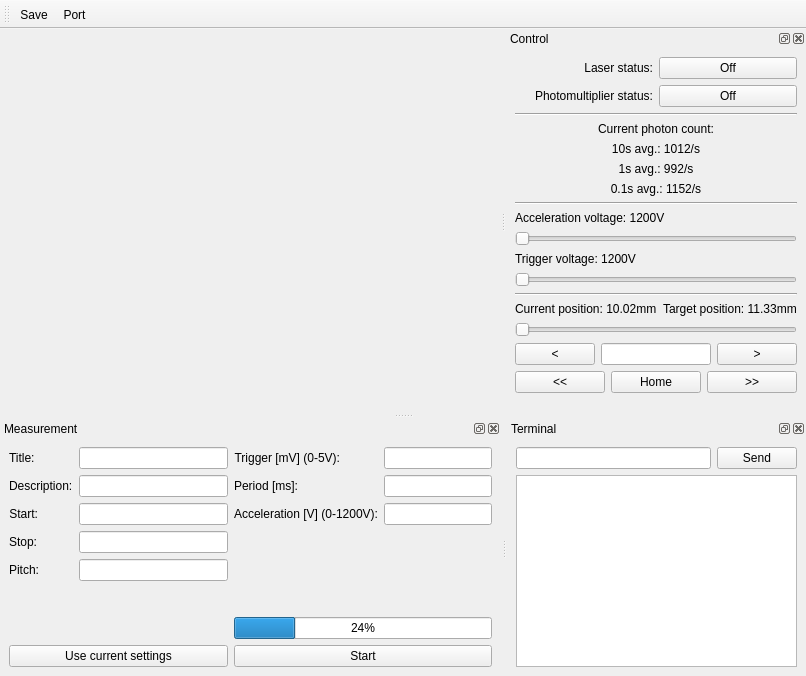
Old version of the form mainwindow.ui in the repository JJendryka/Photomultiplier.
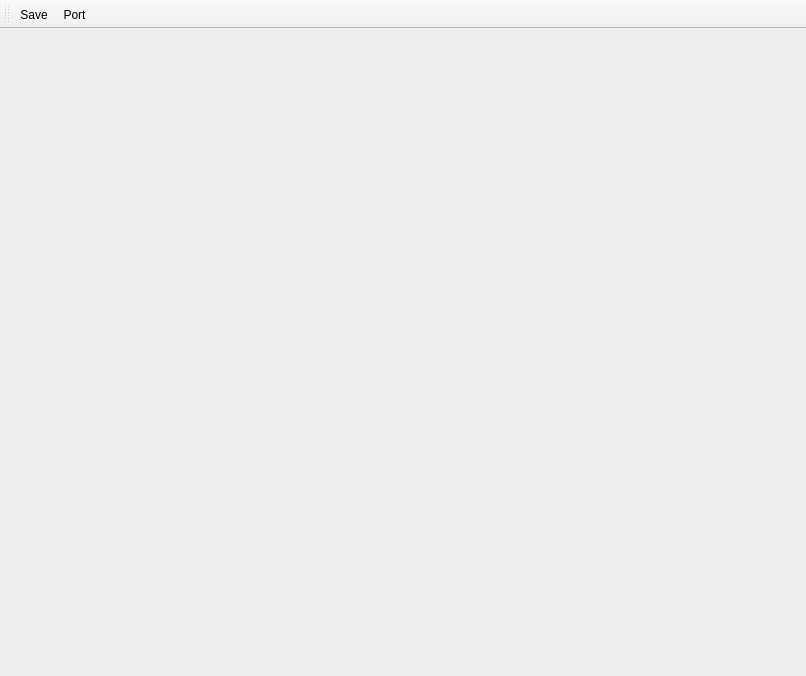
New version of the form. Custom widgets are drawn as their Qt base class.

What changed in the file:
```diff
--- a/mainwindow.ui
+++ b/mainwindow.ui
@@ -14,470 +14,6 @@
    <string>MainWindow</string>
   </property>
   <widget class="QWidget" name="centralwidget"/>
-  <widget class="QDockWidget" name="controlDock">
-   <property name="floating">
-    <bool>false</bool>
-   </property>
-   <property name="features">
-    <set>QDockWidget::AllDockWidgetFeatures</set>
-   </property>
-   <property name="allowedAreas">
-    <set>Qt::LeftDockWidgetArea|Qt::RightDockWidgetArea</set>
-   </property>
-   <property name="windowTitle">
-    <string>Control</string>
-   </property>
-   <attribute name="dockWidgetArea">
-    <number>2</number>
-   </attribute>
-   <widget class="QWidget" name="controlDockContents">
-    <layout class="QVBoxLayout" name="verticalLayout">
-     <item>
-      <layout class="QVBoxLayout" name="controlLayout">
-       <item>
-        <layout class="QHBoxLayout" name="laserControlLayout">
-         <item>
-          <widget class="QLabel" name="laserStatusLabel">
-           <property name="text">
-            <string>Laser status:</string>
-           </property>
-           <property name="alignment">
-            <set>Qt::AlignRight|Qt::AlignTrailing|Qt::AlignVCenter</set>
-           </property>
-           <property name="buddy">
-            <cstring>laserStatusButton</cstring>
-           </property>
-          </widget>
-         </item>
-         <item>
-          <widget class="QPushButton" name="laserStatusButton">
-           <property name="text">
-            <string>Off</string>
-           </property>
-          </widget>
-         </item>
-        </layout>
-       </item>
-       <item>
-        <layout class="QHBoxLayout" name="photomultiplierControlLayout">
-         <item>
-          <widget class="QLabel" name="photomultiplierStatusLabel">
-           <property name="text">
-            <string>Photomultiplier status:</string>
-           </property>
-           <property name="alignment">
-            <set>Qt::AlignRight|Qt::AlignTrailing|Qt::AlignVCenter</set>
-           </property>
-           <property name="buddy">
-            <cstring>photomultiplierStatusButton</cstring>
-           </property>
-          </widget>
-         </item>
-         <item>
-          <widget class="QPushButton" name="photomultiplierStatusButton">
-           <property name="text">
-            <string>Off</string>
-           </property>
-          </widget>
-         </item>
-        </layout>
-       </item>
-       <item>
-        <widget class="Line" name="line_5">
-         <property name="orientation">
-          <enum>Qt::Horizontal</enum>
-         </property>
-        </widget>
-       </item>
-       <item>
-        <layout class="QVBoxLayout" name="photonReadoutLayout">
-         <item>
-          <widget class="QLabel" name="photonReadoutTitleLabel">
-           <property name="text">
-            <string>Current photon count:</string>
-           </property>
-           <property name="alignment">
-            <set>Qt::AlignCenter</set>
-           </property>
-           <property name="wordWrap">
-            <bool>false</bool>
-           </property>
-          </widget>
-         </item>
-         <item>
-          <widget class="QLabel" name="photonReadout10Label">
-           <property name="text">
-            <string>10s avg.: 1012/s</string>
-           </property>
-           <property name="alignment">
-            <set>Qt::AlignCenter</set>
-           </property>
-          </widget>
-         </item>
-         <item>
-          <widget class="QLabel" name="photonReadout1Label">
-           <property name="text">
-            <string>1s avg.: 992/s</string>
-           </property>
-           <property name="alignment">
-            <set>Qt::AlignCenter</set>
-           </property>
-          </widget>
-         </item>
-         <item>
-          <widget class="QLabel" name="photonReadout01Label">
-           <property name="text">
-            <string>0.1s avg.: 1152/s</string>
-           </property>
-           <property name="alignment">
-            <set>Qt::AlignCenter</set>
-           </property>
-          </widget>
-         </item>
-        </layout>
-       </item>
-       <item>
-        <widget class="Line" name="line_3">
-         <property name="orientation">
-          <enum>Qt::Horizontal</enum>
-         </property>
-        </widget>
-       </item>
-       <item>
-        <layout class="QVBoxLayout" name="accelerationControlLayout">
-         <item>
-          <widget class="QLabel" name="accelerationLabel">
-           <property name="text">
-            <string>Acceleration voltage: 1200V</string>
-           </property>
-          </widget>
-         </item>
-         <item>
-          <widget class="QSlider" name="accelerationSlider">
-           <property name="orientation">
-            <enum>Qt::Horizontal</enum>
-           </property>
-          </widget>
-         </item>
-        </layout>
-       </item>
-       <item>
-        <layout class="QVBoxLayout" name="triggerControlLayout">
-         <item>
-          <widget class="QLabel" name="triggerLabel">
-           <property name="text">
-            <string>Trigger voltage: 1200V</string>
-           </property>
-          </widget>
-         </item>
-         <item>
-          <widget class="QSlider" name="triggerSlider">
-           <property name="orientation">
-            <enum>Qt::Horizontal</enum>
-           </property>
-          </widget>
-         </item>
-        </layout>
-       </item>
-       <item>
-        <widget class="Line" name="line_4">
-         <property name="orientation">
-          <enum>Qt::Horizontal</enum>
-         </property>
-        </widget>
-       </item>
-       <item>
-        <layout class="QVBoxLayout" name="positionControlLayout">
-         <item>
-          <layout class="QHBoxLayout" name="positionStatusLayout">
-           <item>
-            <widget class="QLabel" name="currentPositionLabel">
-             <property name="text">
-              <string>Current position: 10.02mm</string>
-             </property>
-            </widget>
-           </item>
-           <item>
-            <widget class="QLabel" name="targetPositionLabel">
-             <property name="text">
-              <string>Target position: 11.33mm</string>
-             </property>
-            </widget>
-           </item>
-          </layout>
-         </item>
-         <item>
-          <widget class="QSlider" name="horizontalSlider_6">
-           <property name="orientation">
-            <enum>Qt::Horizontal</enum>
-           </property>
-          </widget>
-         </item>
-         <item>
-          <layout class="QHBoxLayout" name="positionControl1Layout">
-           <item>
-            <widget class="QPushButton" name="positionFineLeftButton">
-             <property name="text">
-              <string>&lt;</string>
-             </property>
-            </widget>
-           </item>
-           <item>
-            <widget class="QLineEdit" name="postionLineEdit"/>
-           </item>
-           <item>
-            <widget class="QPushButton" name="positionFineRightButton">
-             <property name="text">
-              <string>&gt;</string>
-             </property>
-            </widget>
-           </item>
-          </layout>
-         </item>
-         <item>
-          <layout class="QHBoxLayout" name="positionControl2Layout">
-           <item>
-            <widget class="QPushButton" name="positionCoarseLeftButton">
-             <property name="text">
-              <string>&lt;&lt;</string>
-             </property>
-            </widget>
-           </item>
-           <item>
-            <widget class="QPushButton" name="positionHomeButton">
-             <property name="text">
-              <string>Home</string>
-             </property>
-            </widget>
-           </item>
-           <item>
-            <widget class="QPushButton" name="positionCoarseRightButton">
-             <property name="text">
-              <string>&gt;&gt;</string>
-             </property>
-            </widget>
-           </item>
-          </layout>
-         </item>
-        </layout>
-       </item>
-       <item>
-        <spacer name="verticalSpacer_2">
-         <property name="orientation">
-          <enum>Qt::Vertical</enum>
-         </property>
-         <property name="sizeHint" stdset="0">
-          <size>
-           <width>20</width>
-           <height>40</height>
-          </size>
-         </property>
-        </spacer>
-       </item>
-      </layout>
-     </item>
-    </layout>
-   </widget>
-  </widget>
-  <widget class="QDockWidget" name="measurementDock">
-   <property name="windowTitle">
-    <string>Measurement</string>
-   </property>
-   <attribute name="dockWidgetArea">
-    <number>8</number>
-   </attribute>
-   <widget class="QWidget" name="measurementDockContents">
-    <layout class="QGridLayout" name="gridLayout">
-     <item row="1" column="1">
-      <widget class="QProgressBar" name="measuerementProgressBar">
-       <property name="value">
-        <number>24</number>
-       </property>
-      </widget>
-     </item>
-     <item row="0" column="1">
-      <layout class="QFormLayout" name="rightMFormLayoyt">
-       <item row="0" column="0">
-        <widget class="QLabel" name="label_5">
-         <property name="text">
-          <string>Trigger [mV] (0-5V):</string>
-         </property>
-         <property name="alignment">
-          <set>Qt::AlignRight|Qt::AlignTrailing|Qt::AlignVCenter</set>
-         </property>
-         <property name="buddy">
-          <cstring>triggerMLineEdit</cstring>
-         </property>
-        </widget>
-       </item>
-       <item row="0" column="1">
-        <widget class="QLineEdit" name="triggerMLineEdit"/>
-       </item>
-       <item row="1" column="0">
-        <widget class="QLabel" name="label_4">
-         <property name="text">
-          <string>Period [ms]:</string>
-         </property>
-         <property name="alignment">
-          <set>Qt::AlignRight|Qt::AlignTrailing|Qt::AlignVCenter</set>
-         </property>
-         <property name="buddy">
-          <cstring>periodMLineEdit</cstring>
-         </property>
-        </widget>
-       </item>
-       <item row="1" column="1">
-        <widget class="QLineEdit" name="periodMLineEdit"/>
-       </item>
-       <item row="2" column="0">
-        <widget class="QLabel" name="label_6">
-         <property name="text">
-          <string>Acceleration [V] (0-1200V):</string>
-         </property>
-         <property name="alignment">
-          <set>Qt::AlignRight|Qt::AlignTrailing|Qt::AlignVCenter</set>
-         </property>
-         <property name="buddy">
-          <cstring>accelerationMLineEdit</cstring>
-         </property>
-        </widget>
-       </item>
-       <item row="2" column="1">
-        <widget class="QLineEdit" name="accelerationMLineEdit"/>
-       </item>
-      </layout>
-     </item>
-     <item row="2" column="0">
-      <widget class="QPushButton" name="useCurrentSettingsButton">
-       <property name="text">
-        <string>Use current settings</string>
-       </property>
-      </widget>
-     </item>
-     <item row="2" column="1">
-      <widget class="QPushButton" name="startMeasurementButton">
-       <property name="text">
-        <string>Start</string>
-       </property>
-      </widget>
-     </item>
-     <item row="0" column="0">
-      <layout class="QFormLayout" name="leftMFormLayout">
-       <item row="1" column="0">
-        <widget class="QLabel" name="label_8">
-         <property name="text">
-          <string>Description:</string>
-         </property>
-         <property name="buddy">
-          <cstring>decriptionMLineEdit</cstring>
-         </property>
-        </widget>
-       </item>
-       <item row="1" column="1">
-        <widget class="QLineEdit" name="decriptionMLineEdit"/>
-       </item>
-       <item row="2" column="0">
-        <widget class="QLabel" name="label_2">
-         <property name="text">
-          <string>Start:</string>
-         </property>
-         <property name="alignment">
-          <set>Qt::AlignRight|Qt::AlignTrailing|Qt::AlignVCenter</set>
-         </property>
-         <property name="buddy">
-          <cstring>startMLineEdit</cstring>
-         </property>
-        </widget>
-       </item>
-       <item row="2" column="1">
-        <widget class="QLineEdit" name="startMLineEdit">
-         <property name="sizePolicy">
-          <sizepolicy hsizetype="Expanding" vsizetype="Fixed">
-           <horstretch>0</horstretch>
-           <verstretch>0</verstretch>
-          </sizepolicy>
-         </property>
-        </widget>
-       </item>
-       <item row="3" column="0">
-        <widget class="QLabel" name="label_3">
-         <property name="text">
-          <string>Stop:</string>
-         </property>
-         <property name="alignment">
-          <set>Qt::AlignRight|Qt::AlignTrailing|Qt::AlignVCenter</set>
-         </property>
-         <property name="buddy">
-          <cstring>stopMLineEdit</cstring>
-         </property>
-        </widget>
-       </item>
-       <item row="3" column="1">
-        <widget class="QLineEdit" name="stopMLineEdit"/>
-       </item>
-       <item row="4" column="0">
-        <widget class="QLabel" name="label">
-         <property name="text">
-          <string>Pitch:</string>
-         </property>
-         <property name="alignment">
-          <set>Qt::AlignRight|Qt::AlignTrailing|Qt::AlignVCenter</set>
-         </property>
-         <property name="buddy">
-          <cstring>pitchMLineEdit</cstring>
-         </property>
-        </widget>
-       </item>
-       <item row="4" column="1">
-        <widget class="QLineEdit" name="pitchMLineEdit"/>
-       </item>
-       <item row="0" column="0">
-        <widget class="QLabel" name="label_7">
-         <property name="text">
-          <string>Title:</string>
-         </property>
-         <property name="buddy">
-          <cstring>titleMLineEdit</cstring>
-         </property>
-        </widget>
-       </item>
-       <item row="0" column="1">
-        <widget class="QLineEdit" name="titleMLineEdit"/>
-       </item>
-      </layout>
-     </item>
-    </layout>
-   </widget>
-  </widget>
-  <widget class="TerminalDock" name="terminalDock">
-   <property name="windowTitle">
-    <string>Terminal</string>
-   </property>
-   <attribute name="dockWidgetArea">
-    <number>8</number>
-   </attribute>
-   <widget class="QWidget" name="terminalDockContents">
-    <layout class="QVBoxLayout" name="verticalLayout_3">
-     <item>
-      <layout class="QHBoxLayout" name="horizontalLayout">
-       <item>
-        <widget class="QLineEdit" name="terminalLineEdit"/>
-       </item>
-       <item>
-        <widget class="QPushButton" name="terminalSendButton">
-         <property name="text">
-          <string>Send</string>
-         </property>
-        </widget>
-       </item>
-      </layout>
-     </item>
-     <item>
-      <widget class="QTextBrowser" name="terminalTextBrowser"/>
-     </item>
-    </layout>
-   </widget>
-  </widget>
   <widget class="QToolBar" name="toolBar">
    <property name="windowTitle">
     <string>toolBar</string>
@@ -505,43 +41,6 @@
    </property>
   </action>
  </widget>
- <customwidgets>
-  <customwidget>
-   <class>TerminalDock</class>
-   <extends>QDockWidget</extends>
-   <header>terminaldock.h</header>
-   <container>1</container>
-   <slots>
-    <slot>send()</slot>
-   </slots>
-  </customwidget>
- </customwidgets>
- <tabstops>
-  <tabstop>laserStatusButton</tabstop>
-  <tabstop>photomultiplierStatusButton</tabstop>
-  <tabstop>accelerationSlider</tabstop>
-  <tabstop>triggerSlider</tabstop>
-  <tabstop>horizontalSlider_6</tabstop>
-  <tabstop>positionFineLeftButton</tabstop>
-  <tabstop>postionLineEdit</tabstop>
-  <tabstop>positionFineRightButton</tabstop>
-  <tabstop>positionCoarseLeftButton</tabstop>
-  <tabstop>positionHomeButton</tabstop>
-  <tabstop>positionCoarseRightButton</tabstop>
-  <tabstop>titleMLineEdit</tabstop>
-  <tabstop>decriptionMLineEdit</tabstop>
-  <tabstop>startMLineEdit</tabstop>
-  <tabstop>stopMLineEdit</tabstop>
-  <tabstop>pitchMLineEdit</tabstop>
-  <tabstop>triggerMLineEdit</tabstop>
-  <tabstop>periodMLineEdit</tabstop>
-  <tabstop>accelerationMLineEdit</tabstop>
-  <tabstop>useCurrentSettingsButton</tabstop>
-  <tabstop>startMeasurementButton</tabstop>
-  <tabstop>terminalLineEdit</tabstop>
-  <tabstop>terminalSendButton</tabstop>
-  <tabstop>terminalTextBrowser</tabstop>
- </tabstops>
  <resources/>
  <connections>
   <connection>
```
Left out of the diff: 29 changed lines with no effect on the pictures.
